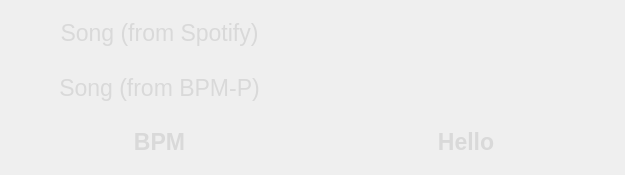
Old version of the form g.ui in the repository the-real-nox/spotify-helper-qlc-plus.
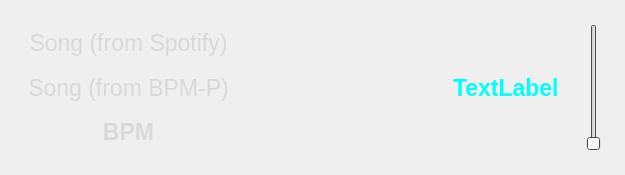
New version of the form.

Commit message: Added full gui and dmx conversion.

```diff
--- a/g.ui
+++ b/g.ui
@@ -93,9 +93,23 @@
      </disabled>
     </palette>
    </property>
-   <layout class="QGridLayout" name="gridLayout_2">
-    <item row="4" column="1">
-     <widget class="QLabel" name="bpmpSong">
+   <layout class="QHBoxLayout" name="horizontalLayout">
+    <property name="sizeConstraint">
+     <enum>QLayout::SetDefaultConstraint</enum>
+    </property>
+    <item>
+     <layout class="QGridLayout" name="gridLayout">
+      <property name="leftMargin">
+       <number>15</number>
+      </property>
+      <property name="topMargin">
+       <number>15</number>
+      </property>
+      <property name="bottomMargin">
+       <number>15</number>
+      </property>
+      <item row="0" column="1">
+       <widget class="QLabel" name="spotifySong">
       <property name="palette">
        <palette>
         <active>
@@ -136,7 +150,7 @@
       <property name="font">
        <font>
         <family>Arial</family>
-        <pointsize>11</pointsize>
+          <pointsize>16</pointsize>
        </font>
       </property>
       <property name="text">
@@ -147,7 +161,120 @@
       </property>
      </widget>
     </item>
-    <item row="4" column="0">
+      <item row="0" column="0">
+       <widget class="QLabel" name="label">
+        <property name="palette">
+         <palette>
+          <active>
+           <colorrole role="WindowText">
+            <brush brushstyle="SolidPattern">
+             <color alpha="255">
+              <red>217</red>
+              <green>217</green>
+              <blue>217</blue>
+             </color>
+            </brush>
+           </colorrole>
+          </active>
+          <inactive>
+           <colorrole role="WindowText">
+            <brush brushstyle="SolidPattern">
+             <color alpha="255">
+              <red>217</red>
+              <green>217</green>
+              <blue>217</blue>
+             </color>
+            </brush>
+           </colorrole>
+          </inactive>
+          <disabled>
+           <colorrole role="WindowText">
+            <brush brushstyle="SolidPattern">
+             <color alpha="255">
+              <red>120</red>
+              <green>120</green>
+              <blue>120</blue>
+             </color>
+            </brush>
+           </colorrole>
+          </disabled>
+         </palette>
+        </property>
+        <property name="font">
+         <font>
+          <family>Arial</family>
+          <pointsize>17</pointsize>
+          <weight>50</weight>
+          <bold>false</bold>
+         </font>
+        </property>
+        <property name="text">
+         <string>Song (from Spotify)</string>
+        </property>
+        <property name="alignment">
+         <set>Qt::AlignCenter</set>
+        </property>
+       </widget>
+      </item>
+      <item row="3" column="1">
+       <widget class="QLabel" name="bpm">
+        <property name="palette">
+         <palette>
+          <active>
+           <colorrole role="WindowText">
+            <brush brushstyle="SolidPattern">
+             <color alpha="255">
+              <red>217</red>
+              <green>217</green>
+              <blue>217</blue>
+             </color>
+            </brush>
+           </colorrole>
+          </active>
+          <inactive>
+           <colorrole role="WindowText">
+            <brush brushstyle="SolidPattern">
+             <color alpha="255">
+              <red>217</red>
+              <green>217</green>
+              <blue>217</blue>
+             </color>
+            </brush>
+           </colorrole>
+          </inactive>
+          <disabled>
+           <colorrole role="WindowText">
+            <brush brushstyle="SolidPattern">
+             <color alpha="255">
+              <red>120</red>
+              <green>120</green>
+              <blue>120</blue>
+             </color>
+            </brush>
+           </colorrole>
+          </disabled>
+         </palette>
+        </property>
+        <property name="font">
+         <font>
+          <family>Arial</family>
+          <pointsize>17</pointsize>
+          <weight>75</weight>
+          <bold>true</bold>
+         </font>
+        </property>
+        <property name="styleSheet">
+         <string notr="true">font-weight: bold;</string>
+        </property>
+        <property name="text">
+         <string/>
+        </property>
+        <property name="alignment">
+         <set>Qt::AlignCenter</set>
+        </property>
+       </widget>
+      </item>
+      <item row="2" column="0">
      <widget class="QLabel" name="label_2">
       <property name="palette">
        <palette>
@@ -202,8 +329,8 @@
       </property>
      </widget>
     </item>
-    <item row="7" column="1">
-     <widget class="QLabel" name="bpm">
+      <item row="2" column="1">
+       <widget class="QLabel" name="bpmpSong">
       <property name="palette">
        <palette>
         <active>
@@ -244,16 +371,11 @@
       <property name="font">
        <font>
         <family>Arial</family>
-        <pointsize>17</pointsize>
-        <weight>75</weight>
-        <bold>true</bold>
-       </font>
-      </property>
-      <property name="styleSheet">
-       <string notr="true">font-weight: bold;</string>
-      </property>
+          <pointsize>16</pointsize>
+         </font>
+        </property>
       <property name="text">
-       <string>Hello</string>
+         <string/>
       </property>
       <property name="alignment">
        <set>Qt::AlignCenter</set>
@@ -261,61 +383,6 @@
      </widget>
     </item>
     <item row="3" column="0">
-     <widget class="QLabel" name="label">
-      <property name="palette">
-       <palette>
-        <active>
-         <colorrole role="WindowText">
-          <brush brushstyle="SolidPattern">
-           <color alpha="255">
-            <red>217</red>
-            <green>217</green>
-            <blue>217</blue>
-           </color>
-          </brush>
-         </colorrole>
-        </active>
-        <inactive>
-         <colorrole role="WindowText">
-          <brush brushstyle="SolidPattern">
-           <color alpha="255">
-            <red>217</red>
-            <green>217</green>
-            <blue>217</blue>
-           </color>
-          </brush>
-         </colorrole>
-        </inactive>
-        <disabled>
-         <colorrole role="WindowText">
-          <brush brushstyle="SolidPattern">
-           <color alpha="255">
-            <red>120</red>
-            <green>120</green>
-            <blue>120</blue>
-           </color>
-          </brush>
-         </colorrole>
-        </disabled>
-       </palette>
-      </property>
-      <property name="font">
-       <font>
-        <family>Arial</family>
-        <pointsize>17</pointsize>
-        <weight>50</weight>
-        <bold>false</bold>
-       </font>
-      </property>
-      <property name="text">
-       <string>Song (from Spotify)</string>
-      </property>
-      <property name="alignment">
-       <set>Qt::AlignCenter</set>
-      </property>
-     </widget>
-    </item>
-    <item row="7" column="0">
      <widget class="QLabel" name="label_5">
       <property name="palette">
        <palette>
@@ -374,58 +441,57 @@
       </property>
      </widget>
     </item>
-    <item row="3" column="1">
-     <widget class="QLabel" name="spotifySong">
-      <property name="palette">
-       <palette>
-        <active>
-         <colorrole role="WindowText">
-          <brush brushstyle="SolidPattern">
-           <color alpha="255">
-            <red>217</red>
-            <green>217</green>
-            <blue>217</blue>
-           </color>
-          </brush>
-         </colorrole>
-        </active>
-        <inactive>
-         <colorrole role="WindowText">
-          <brush brushstyle="SolidPattern">
-           <color alpha="255">
-            <red>217</red>
-            <green>217</green>
-            <blue>217</blue>
-           </color>
-          </brush>
-         </colorrole>
-        </inactive>
-        <disabled>
-         <colorrole role="WindowText">
-          <brush brushstyle="SolidPattern">
-           <color alpha="255">
-            <red>120</red>
-            <green>120</green>
-            <blue>120</blue>
-           </color>
-          </brush>
-         </colorrole>
-        </disabled>
-       </palette>
+     </layout>
+    </item>
+    <item>
+     <layout class="QHBoxLayout" name="horizontalLayout_2">
+      <property name="spacing">
+       <number>27</number>
+      </property>
+      <property name="topMargin">
+       <number>15</number>
+      </property>
+      <property name="rightMargin">
+       <number>15</number>
+      </property>
+      <property name="bottomMargin">
+       <number>15</number>
+      </property>
+      <item>
+       <widget class="QLabel" name="dmxStrobe">
+        <property name="sizePolicy">
+         <sizepolicy hsizetype="Fixed" vsizetype="Preferred">
+          <horstretch>0</horstretch>
+          <verstretch>0</verstretch>
+         </sizepolicy>
       </property>
       <property name="font">
        <font>
         <family>Arial</family>
-        <pointsize>11</pointsize>
-       </font>
-      </property>
+          <pointsize>17</pointsize>
+          <weight>75</weight>
+          <bold>true</bold>
+         </font>
+        </property>
+        <property name="styleSheet">
+         <string notr="true">color: cyan;</string>
+        </property>
       <property name="text">
-       <string/>
-      </property>
-      <property name="alignment">
-       <set>Qt::AlignCenter</set>
-      </property>
-     </widget>
+         <string>TextLabel</string>
+        </property>
+       </widget>
+      </item>
+      <item>
+       <widget class="QSlider" name="dmxStrobeSlider">
+        <property name="enabled">
+         <bool>false</bool>
+        </property>
+        <property name="orientation">
+         <enum>Qt::Vertical</enum>
+        </property>
+       </widget>
+      </item>
+     </layout>
     </item>
    </layout>
   </widget>
```
Lines whose indentation alone changed are shown as unchanged. The commit also changes 1 other file.
